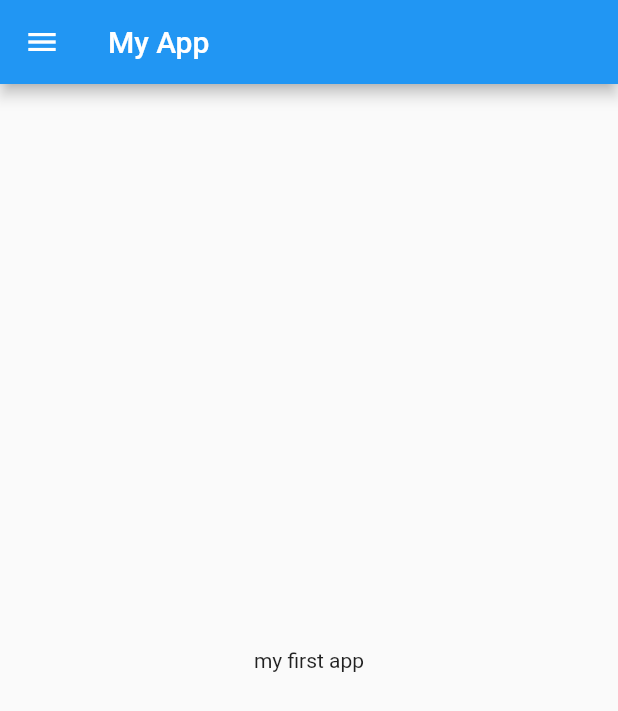
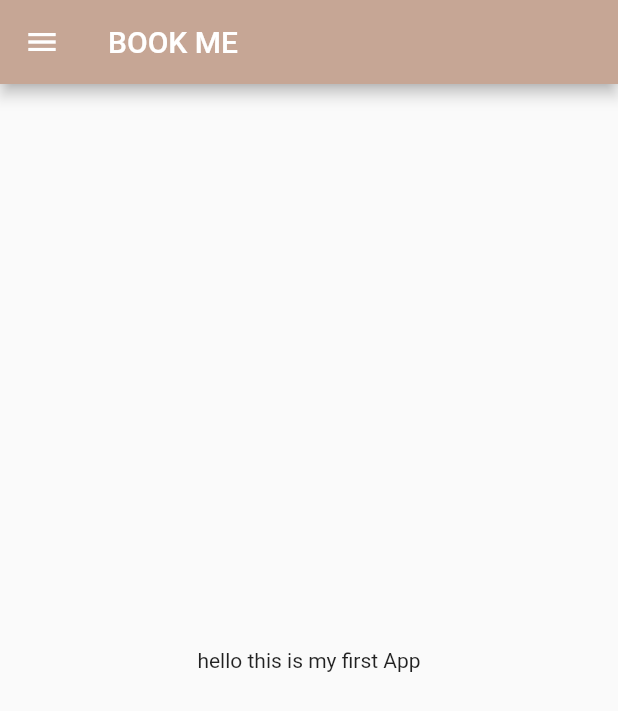
Before and after one commit to shatrujeetsingh123/fluttercourse, a Flutter app: the screen it shows after launch, on a phone screen of 412 x 824 dp. Shown: the top 711 px of the screen. Run offline on Flutter 3.47's test engine with Material 2 defaults, Android fonts, the phone set to English and light mode, and no system bars.

```diff
--- a/lib/homepage.dart
+++ b/lib/homepage.dart
@@ -1,17 +1,18 @@
 import 'package:flutter/material.dart';
-class Homepage extends StatelessWidget {
-  const Homepage({super.key});
+class HomePage extends StatelessWidget {
+  const HomePage({super.key});
 
   @override
   Widget build(BuildContext context) {
-    return Scaffold(
+    return  Scaffold(
       appBar: AppBar(
-        title: Text('My App')
+        title: Text('BOOK ME'),
+        backgroundColor: Color.fromARGB(255, 198, 166, 149),
       ),
       drawer: Drawer(),
         body: Center(
           child: Container(
-            child: Text('my first app'),
+            child: Text('hello this is my first App'),
           ),
         ),
       );
--- a/lib/main.dart
+++ b/lib/main.dart
@@ -3,14 +3,13 @@ import 'package:flutter_application_1/homepage.dart';
 void main(){
   runApp(MyApp());
 }
-
 class MyApp extends StatelessWidget {
   const MyApp({super.key});
 
   @override
   Widget build(BuildContext context) {
     return MaterialApp(
-      home: Homepage()
+      home:HomePage()
     );
   }
 }
```
